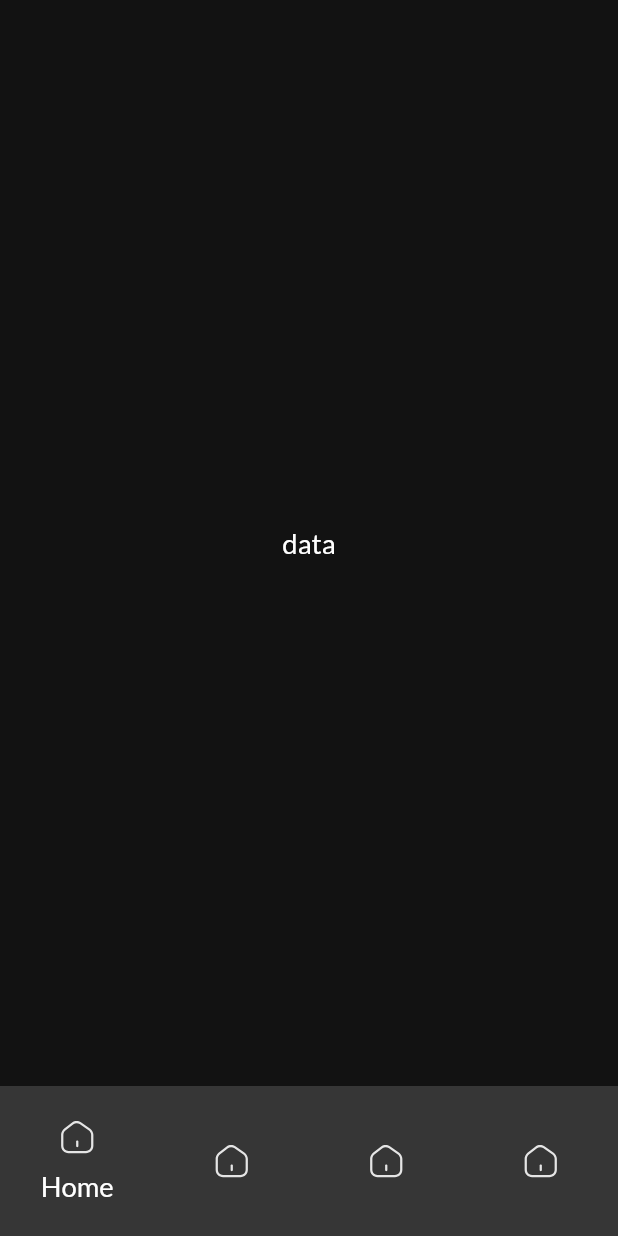
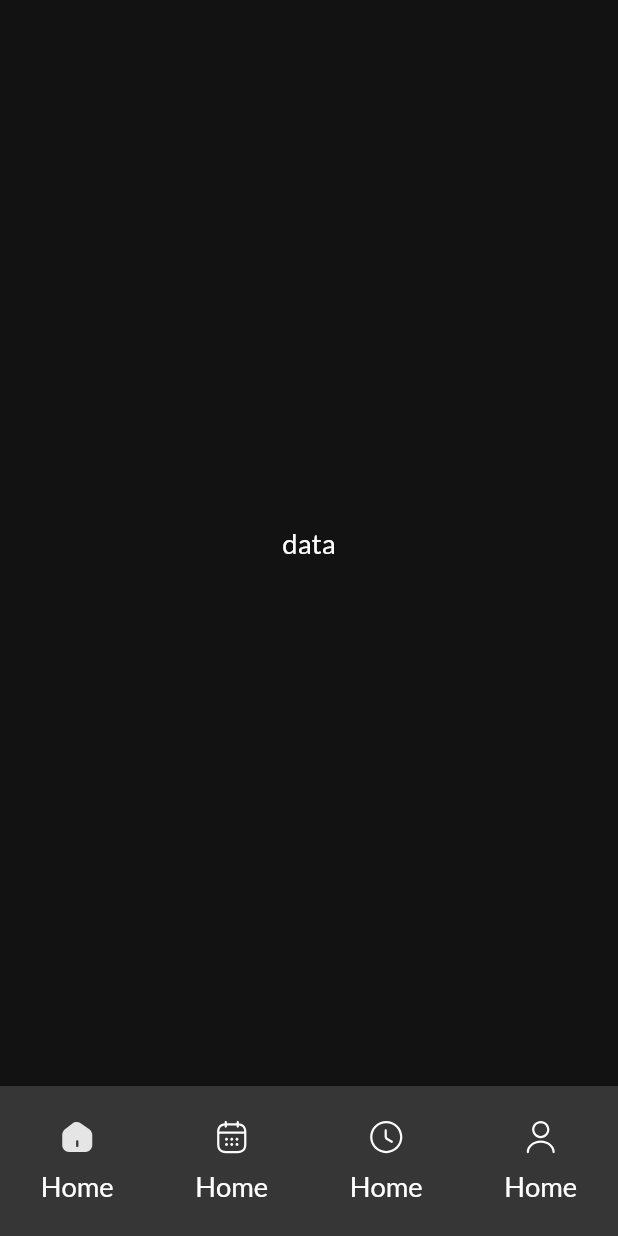
Before and after one commit to RezaNazari051/Up-Todo, a Flutter app: the screen it shows after launch, after a tap on "Home", on a phone screen of 412 x 824 dp. Run offline on Flutter 3.47's test engine with Material 3 defaults, Android fonts, the phone set to English and light mode, and no system bars; our stand-ins replace flutter_bloc, flutter_screenutil, flutter_svg, gap, google_fonts.

```diff
--- /dev/null
+++ b/lib/common/blocs/buttom_navbar_cubit.dart
@@ -0,0 +1,20 @@
+// ignore_for_file: unused_field
+
+import 'package:flutter_bloc/flutter_bloc.dart';
+
+class BottomNavbarCubit extends Cubit<int>{
+  BottomNavbarCubit():super(0);
+
+
+
+   int _cuttentPageIndex=0;
+
+  void changePageIndex(int newIndex){
+if(newIndex!=_cuttentPageIndex){
+  emit(_cuttentPageIndex=newIndex);
+}
+  }
+
+
+
+}
--- a/lib/common/screens/main_wrapper.dart
+++ b/lib/common/screens/main_wrapper.dart
@@ -1,45 +1,38 @@
 import 'package:flutter/material.dart';
-import 'package:flutter/widgets.dart';
+import 'package:flutter_bloc/flutter_bloc.dart';
 import 'package:flutter_svg/flutter_svg.dart';
 import 'package:gap/gap.dart';
+import 'package:up_todo/common/blocs/buttom_navbar_cubit.dart';
 import 'package:up_todo/config/constants.dart';
 import 'package:up_todo/config/theme_data/app_color.dart';
 
-class MainWrapper extends StatelessWidget {
+class MainWrapper extends StatefulWidget {
   static const String routeName = '/';
   const MainWrapper({super.key});
 
   @override
+  State<MainWrapper> createState() => _MainWrapperState();
+}
+
+class _MainWrapperState extends State<MainWrapper> {
+  int currentPage = 0;
+  @override
   Widget build(BuildContext context) {
-    return  Scaffold(
+    return Scaffold(
       bottomNavigationBar: Container(
         color: primaryDarkColor,
         height: 100,
-        child: Row(
+        child: const Row(
           mainAxisAlignment: MainAxisAlignment.spaceAround,
           children: [
-            Expanded(
-              child: InkWell(
-                splashColor: Colors.red,
-                onTap: (){
-                },
-                child: Column(
-                  mainAxisAlignment: MainAxisAlignment.center,
-                  children: [
-                    SvgPicture.asset('$iconUrl/ic_wrapper_home_off.svg'),
-                    const Gap(10),
-                    const Text('Home')
-                  ],
-                ),
-              ),
-            ),
-            Expanded(child: SvgPicture.asset('$iconUrl/ic_wrapper_home_off.svg')),
-            Expanded(child: SvgPicture.asset('$iconUrl/ic_wrapper_home_off.svg')),
-            Expanded(child: SvgPicture.asset('$iconUrl/ic_wrapper_home_off.svg')),
+            ButtomNavbarItemWidget( icon: 'ic_wrapper_home_', pageIndex: 0),
+            ButtomNavbarItemWidget( icon: 'ic_wrapper_calendar_', pageIndex: 1),
+            ButtomNavbarItemWidget( icon: 'ic_wrapper_clock_', pageIndex: 2),
+            ButtomNavbarItemWidget( icon: 'ic_wrapper_user_', pageIndex: 3),
           ],
         ),
       ),
-      body:const SafeArea(
+      body: const SafeArea(
         child: Center(
           child: Text('data'),
         ),
@@ -47,3 +40,40 @@ class MainWrapper extends StatelessWidget {
     );
   }
 }
+
+class ButtomNavbarItemWidget extends StatelessWidget {
+  const ButtomNavbarItemWidget(
+      {super.key,
+      required this.icon,
+      required this.pageIndex});
+
+  final String icon;
+  final int pageIndex;
+
+  @override
+  Widget build(BuildContext context) {
+    return Expanded(
+      child: InkWell(
+        splashColor: Colors.red,
+        onTap: () {
+          BlocProvider.of<BottomNavbarCubit>(context)
+              .changePageIndex(pageIndex);
+        },
+        child: Column(
+          mainAxisAlignment: MainAxisAlignment.center,
+          children: [
+            BlocBuilder<BottomNavbarCubit,int>(
+              builder: (context, state) {
+                return SvgPicture.asset(state == pageIndex
+                    ? '$iconUrl/${icon}on.svg'
+                    : '$iconUrl/${icon}off.svg');
+              },
+            ),
+            const Gap(10),
+            const Text('Home')
+          ],
+        ),
+      ),
+    );
+  }
+}
--- a/lib/config/theme_data/app_theme.dart
+++ b/lib/config/theme_data/app_theme.dart
@@ -15,7 +15,6 @@ class CustomTheme {
               : Responsive.isTablet()
                   ? 16.sp
                   : 18.sp,
-          fontFamily: 'IrBold',
           color: Colors.black),
       bodyMedium: TextStyle(
           fontSize: Responsive.isDesktop()
@@ -23,10 +22,8 @@ class CustomTheme {
               : Responsive.isTablet()
                   ? 14.sp
                   : 16.sp,
-          fontFamily: 'IrReg',
           color: Colors.black),
       bodySmall: TextStyle(
-          fontFamily: 'IrReg',
           fontSize: Responsive.isDesktop()
               ? 5.sp
               : Responsive.isTablet()
@@ -35,7 +32,6 @@ class CustomTheme {
           color: Colors.black),
 
       titleLarge:TextStyle(
-        fontFamily: 'IrReg',
         fontSize: Responsive.isDesktop()
             ? 15.sp
             : Responsive.isTablet()
--- a/lib/main.dart
+++ b/lib/main.dart
@@ -1,13 +1,19 @@
 import 'package:flutter/material.dart';
+import 'package:flutter_bloc/flutter_bloc.dart';
 import 'package:flutter_screenutil/flutter_screenutil.dart';
+import 'package:up_todo/common/blocs/buttom_navbar_cubit.dart';
 import 'package:up_todo/common/screens/main_wrapper.dart';
 import 'package:up_todo/config/theme_data/app_theme.dart';
 import 'package:up_todo/router.dart';
 
 void main(List<String> args) {
-  runApp(
-    const MyApp()
-  );
+  runApp(MultiBlocProvider(providers: [
+    //* Cubits
+
+    BlocProvider(
+      create: (_) => BottomNavbarCubit(),
+    ),
+  ], child: const MyApp()));
 }
 
 class MyApp extends StatelessWidget {
@@ -17,7 +23,6 @@ class MyApp extends StatelessWidget {
   Widget build(BuildContext context) {
     return ScreenUtilInit(
       builder: (context, child) => MaterialApp(
-
         routes: routeMethod(),
         initialRoute: '/',
         // home: const MainWrapper(),
```
Also changed, not shown: assets/icons/ic_wrapper_clock_off.svg, assets/icons/ic_wrapper_user_on.svg (added).
